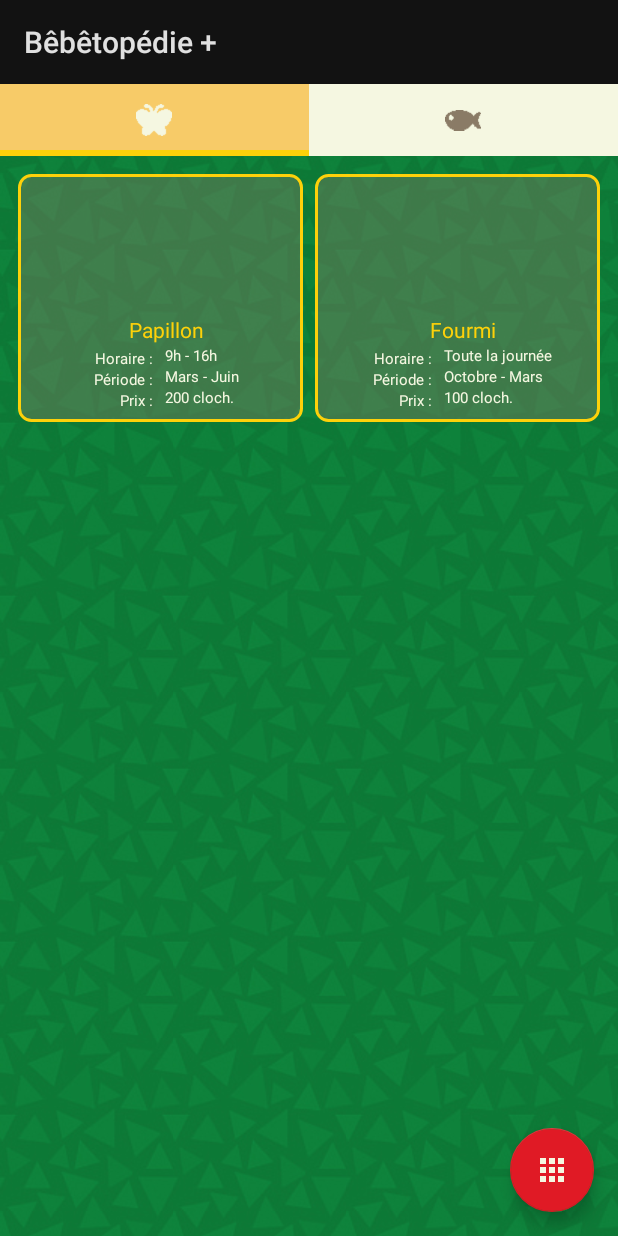
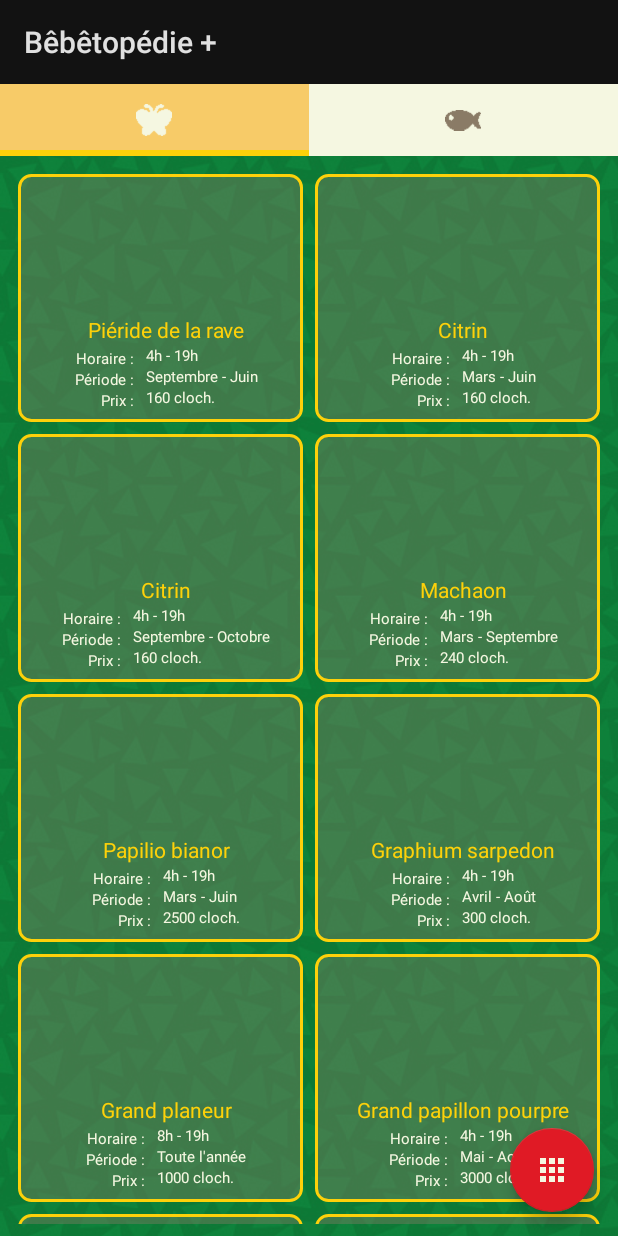
Before and after one commit to unegregre/bebetopedie, an Android app: the screen it shows after launch (MainActivity), on a phone screen of 412 x 824 dp. Run offline under Robolectric (Android 15) with nearby library versions, the phone set to English and light mode, and no system bars; our stand-ins replace Room's generated code; 1 statement that could not run was skipped.

Commit message:
populate the db

```diff
--- a/app/src/main/java/com/gregre/bbtopdie/bug/BugListAdapter.java
+++ b/app/src/main/java/com/gregre/bbtopdie/bug/BugListAdapter.java
@@ -77,7 +77,6 @@ public class BugListAdapter extends RecyclerView.Adapter<BugListAdapter.BugViewH
     }
 
     public static int getResId(String resName, Class<?> c) {
-
         try {
             Field idField = c.getDeclaredField(resName);
             return idField.getInt(idField);
--- a/app/src/main/java/com/gregre/bbtopdie/db/BebeteDatabase.java
+++ b/app/src/main/java/com/gregre/bbtopdie/db/BebeteDatabase.java
@@ -16,7 +16,7 @@ import java.util.concurrent.Executors;
  * app, consider exporting the schema to help you with migrations.
  */
 
-@Database(entities = {Bug.class, Fish.class}, version = 7, exportSchema = false)
+@Database(entities = {Bug.class, Fish.class}, version = 9, exportSchema = false)
 public abstract class BebeteDatabase extends RoomDatabase {
 
     public abstract BugDao bugDao();
@@ -50,6 +50,8 @@ public abstract class BebeteDatabase extends RoomDatabase {
      * If you want to populate the database only when the database is created for the 1st time,
      * override RoomDatabase.Callback()#onCreate
      */
+
+
     private static RoomDatabase.Callback sRoomDatabaseCallback = new RoomDatabase.Callback() {
         @Override
         public void onOpen(@NonNull SupportSQLiteDatabase db) {
@@ -60,28 +62,365 @@ public abstract class BebeteDatabase extends RoomDatabase {
             databaseWriteExecutor.execute(() -> {
                 // Populate the database in the background.
                 // If you want to start with more bugs, just add them.
+
                 BugDao bug_dao = INSTANCE.bugDao();
                 bug_dao.deleteAll();
 
-                Bug bug = new Bug(1, "Papillon",200, 9, 16, 3, 6);
+                Bug bug = new Bug(1,"Piéride de la rave",160,"Dans l'air",4,19,9,6);
                 bug_dao.insert(bug);
-                bug = new Bug(2, "Fourmi",100, 0,0, 10, 3);
+                bug = new Bug(2,"Citrin",160,"Dans l'air",4,19,3,6);
                 bug_dao.insert(bug);
+                bug = new Bug(3,"Citrin",160,"Dans l'air",4,19,9,10);
+                bug_dao.insert(bug);
+                bug = new Bug(4,"Machaon",240,"Dans l'air",4,19,3,9);
+                bug_dao.insert(bug);
+                bug = new Bug(5,"Papilio bianor",2500,"Dans l'air by Hybrid Flowers",4,19,3,6);
+                bug_dao.insert(bug);
+                bug = new Bug(6,"Graphium sarpedon",300,"Dans l'air",4,19,4,8);
+                bug_dao.insert(bug);
+                bug = new Bug(7,"Grand planeur",1000,"Dans l'air",8,19,0,0);
+                bug_dao.insert(bug);
+                bug = new Bug(8,"Grand papillon pourpre",3000,"Dans l'air",4,19,5,8);
+                bug_dao.insert(bug);
+                bug = new Bug(9,"Monarque",140,"Dans l'air",4,17,9,11);
+                bug_dao.insert(bug);
+                bug = new Bug(10,"Morpho bleu",4000,"Dans l'air",17,8,12,3);
+                bug_dao.insert(bug);
+                bug = new Bug(11,"Morpho bleu",4000,"Dans l'air",17,8,6,9);
+                bug_dao.insert(bug);
+                bug = new Bug(12,"Agrias",3000,"Dans l'air",8,17,4,9);
+                bug_dao.insert(bug);
+                bug = new Bug(13,"Troides brookiana",2500,"Dans l'air",8,17,12,2);
+                bug_dao.insert(bug);
+                bug = new Bug(14,"Troides brookiana",2500,"Dans l'air",8,17,4,9);
+                bug_dao.insert(bug);
+                bug = new Bug(15,"Troides alexandrae",4000,"Dans l'air",8,16,5,9);
+                bug_dao.insert(bug);
+                bug = new Bug(16,"Papillon de nuit",130,"Dans l'air by Light",19,4,0,0);
+                bug_dao.insert(bug);
+                bug = new Bug(17,"Attacus Atlas",3000,"Sur les arbres",19,4,4,9);
+                bug_dao.insert(bug);
+                bug = new Bug(18,"Chrysiridia rhipheus",2500,"Dans l'air",8,16,4,9);
+                bug_dao.insert(bug);
+                bug = new Bug(19,"Acrida cinerea",200,"Sur le sol",8,19,4,11);
+                bug_dao.insert(bug);
+                bug = new Bug(20,"Criquet pélerin",600,"Sur le sol",8,19,8,11);
+                bug_dao.insert(bug);
+                bug = new Bug(21,"Rice grasshopper",160,"Sur le sol",8,19,8,11);
+                bug_dao.insert(bug);
+                bug = new Bug(22,"Sauterelle",160,"Sur le sol",8,17,7,9);
+                bug_dao.insert(bug);
+                bug = new Bug(23,"Criquet",130,"Sur le sol",17,8,9,11);
+                bug_dao.insert(bug);
+                bug = new Bug(24,"Grillon du midi",430,"Sur le sol",17,8,9,10);
+                bug_dao.insert(bug);
+                bug = new Bug(25,"Mante religieuse",430,"Sur les fleurs",8,17,3,11);
+                bug_dao.insert(bug);
+                bug = new Bug(26,"Mante orchidée",2400,"Sur les fleurs (White)",8,17,3,11);
+                bug_dao.insert(bug);
+                bug = new Bug(27,"Abeille naine",200,"Dans l'air",8,17,3,7);
+                bug_dao.insert(bug);
+                bug = new Bug(28,"Guêpe",2500,"Dans les arbres",0,0,0,0);
+                bug_dao.insert(bug);
+                bug = new Bug(29,"Cigale cercope",250,"Sur les arbres",8,17,7,8);
+                bug_dao.insert(bug);
+                bug = new Bug(30,"Cigale hyalessa",300,"Sur les arbres",8,17,7,8);
+                bug_dao.insert(bug);
+                bug = new Bug(31,"Cigale géante",500,"Sur les arbres",8,17,7,8);
+                bug_dao.insert(bug);
+                bug = new Bug(32,"Cigale cicadelle",400,"Sur les arbres",8,17,8,9);
+                bug_dao.insert(bug);
+                bug = new Bug(33,"Cigale higurashi",550,"Sur les arbres",4,8,7,8);
+                bug_dao.insert(bug);
+                bug = new Bug(34,"Cigale higurashi",550,"Sur les arbres",16,19,7,8);
+                bug_dao.insert(bug);
+                bug = new Bug(35,"Mue de cigale",10,"Sur les arbres",0,0,7,8);
+                bug_dao.insert(bug);
+                bug = new Bug(36,"Demoiselle",180,"Dans l'air",8,19,9,10);
+                bug_dao.insert(bug);
+                bug = new Bug(37,"Anax napolitain",230,"Dans l'air",8,17,4,10);
+                bug_dao.insert(bug);
+                bug = new Bug(38,"Cordulégastre",4500,"Dans l'air",8,17,5,10);
+                bug_dao.insert(bug);
+                bug = new Bug(39,"Sympetrum",500,"Dans l'air",0,0,11,2);
+                bug_dao.insert(bug);
+                bug = new Bug(40,"Luciole",300,"Dans l'air",19,4,6,6);
+                bug_dao.insert(bug);
+                bug = new Bug(41,"Taupe-grillon",500,"Sous terre",0,0,11,5);
+                bug_dao.insert(bug);
+                bug = new Bug(42,"Patineur",130,"Dans l'eau",8,19,5,9);
+                bug_dao.insert(bug);
+                bug = new Bug(43,"Dytique",800,"Dans l'eau",8,19,5,9);
+                bug_dao.insert(bug);
+                bug = new Bug(44,"Punaise d'eau géante",2000,"Dans l'eau",19,8,4,9);
+                bug_dao.insert(bug);
+                bug = new Bug(45,"Punaise",120,"Sur les fleurs",0,0,3,10);
+                bug_dao.insert(bug);
+                bug = new Bug(46,"Catacanthus",1000,"Sur les fleurs",19,8,3,10);
+                bug_dao.insert(bug);
+                bug = new Bug(47,"Coccinelle",200,"Sur les fleurs",8,17,3,6);
+                bug_dao.insert(bug);
+                bug = new Bug(48,"Coccinelle",200,"Sur les fleurs",8,17,10,10);
+                bug_dao.insert(bug);
+                bug = new Bug(49,"Cicindèle",1500,"Sur le sol",0,0,2,10);
+                bug_dao.insert(bug);
+                bug = new Bug(50,"Bupreste",2400,"Sur les souches",0,0,4,8);
+                bug_dao.insert(bug);
+                bug = new Bug(51,"Mormolyce",450,"Sur les souches",0,0,5,6);
+                bug_dao.insert(bug);
+                bug = new Bug(52,"Mormolyce",450,"Sur les souches",0,0,9,11);
+                bug_dao.insert(bug);
+                bug = new Bug(53,"Capricorne des agrumes",350,"Sur les souches",0,0,0,0);
+                bug_dao.insert(bug);
+                bug = new Bug(54,"Rosalia batesi",3000,"Sur les souches",0,0,5,9);
+                bug_dao.insert(bug);
+                bug = new Bug(55,"Scarabée bleu",800,"Sur les arbres (cocotier?)",0,0,7,8);
+                bug_dao.insert(bug);
+                bug = new Bug(56,"Bousier",3000,"Sur le sol (rolling snowballs)",0,0,12,2);
+                bug_dao.insert(bug);
+                bug = new Bug(57,"Geotrupidae",300,"Sur le sol",0,0,7,9);
+                bug_dao.insert(bug);
+                bug = new Bug(58,"Scarabée",10000,"Sur les arbres",23,8,7,8);
+                bug_dao.insert(bug);
+                bug = new Bug(59,"Cétoine dorée",200,"Sur les arbres",0,0,6,8);
+                bug_dao.insert(bug);
+                bug = new Bug(60,"Scarabée Goliath",8000,"Sur les arbres (cocotier)",17,8,6,9);
+                bug_dao.insert(bug);
+                bug = new Bug(61,"Lucane inclinatus",2000,"Sur les arbres",0,0,7,8);
+                bug_dao.insert(bug);
+                bug = new Bug(62,"Lucane miyama",1000,"Sur les arbres",0,0,7,8);
+                bug_dao.insert(bug);
+                bug = new Bug(63,"Lucane cerf-volant",10000,"Sur les arbres",23,8,7,8);
+                bug_dao.insert(bug);
+                bug = new Bug(64,"Lucane copris irisé",6000,"Sur les arbres",19,8,6,9);
+                bug_dao.insert(bug);
+                bug = new Bug(65,"Lucane cyclommatus",8000,"Sur les arbres (cocotier)",17,8,7,8);
+                bug_dao.insert(bug);
+                bug = new Bug(66,"Lucane lamprima",12000,"Sur les arbres (cocotier)",17,8,7,8);
+                bug_dao.insert(bug);
+                bug = new Bug(67,"Lucane girafe",12000,"Sur les arbres (cocotier?)",17,8,7,8);
+                bug_dao.insert(bug);
+                bug = new Bug(68,"Scarabée kabuto",1350,"Sur les arbres",17,8,7,8);
+                bug_dao.insert(bug);
+                bug = new Bug(69,"Scarabée Atlas",8000,"Sur les arbres (cocotier)",17,8,7,8);
+                bug_dao.insert(bug);
+                bug = new Bug(70,"Scarabée éléphant",8000,"Sur les arbres (cocotier)",17,8,7,8);
+                bug_dao.insert(bug);
+                bug = new Bug(71,"Scarabée Hercule",12000,"Sur les arbres (cocotier)",17,8,7,8);
+                bug_dao.insert(bug);
+                bug = new Bug(72,"Phasme",600,"Sur les arbres",4,8,7,11);
+                bug_dao.insert(bug);
+                bug = new Bug(73,"Phasme",600,"Sur les arbres",17,19,7,11);
+                bug_dao.insert(bug);
+                bug = new Bug(74,"Phyllie",600,"Sur le sol",0,0,7,9);
+                bug_dao.insert(bug);
+                bug = new Bug(75,"Psyché",600,"Dans les arbres",0,0,0,0);
+                bug_dao.insert(bug);
+                bug = new Bug(76,"Fourmi",80,"Navets pourris",0,0,0,0);
+                bug_dao.insert(bug);
+                bug = new Bug(77,"Bernard-l'ermite",1000,"Sur la plage",19,8,0,0);
+                bug_dao.insert(bug);
+                bug = new Bug(78,"Ligie",200,"Sur la plage",0,0,0,0);
+                bug_dao.insert(bug);
+                bug = new Bug(79,"Mouche",60,"Sur les déchets",0,0,0,0);
+                bug_dao.insert(bug);
+                bug = new Bug(80,"Moustique",130,"Dans l'air",17,4,6,9);
+                bug_dao.insert(bug);
+                bug = new Bug(81,"Puce",70,"Sur les animaux",0,0,4,11);
+                bug_dao.insert(bug);
+                bug = new Bug(82,"Escargot",250,"Sur les rochers (Pluie)",0,0,0,0);
+                bug_dao.insert(bug);
+                bug = new Bug(83,"Cloporte",250,"Sous les rochers",23,16,9,6);
+                bug_dao.insert(bug);
+                bug = new Bug(84,"Mille-pattes",300,"Sous les rochers",16,23,9,6);
+                bug_dao.insert(bug);
+                bug = new Bug(85,"Araignée",480,"Dans les arbres",19,8,0,0);
+                bug_dao.insert(bug);
+                bug = new Bug(86,"Tarentule",8000,"Sur le sol",19,4,11,4);
+                bug_dao.insert(bug);
+                bug = new Bug(87,"Scorpion",8000,"Sur le sol",19,4,5,10);
+                bug_dao.insert(bug);
+
 
                 FishDao fish_dao = INSTANCE.fishDao();
                 fish_dao.deleteAll();
 
-                Fish fish = new Fish(1, "Bouvière", 900,0,0,11,3,"Rivière");
+                Fish fish = new Fish(1,"Bouvière",900,"Rivière",1,0,0,11,3);
                 fish_dao.insert(fish);
-                fish = new Fish(2, "Chevaine", 200, 9,16,0,0,"Rivière");
+                fish = new Fish(2,"Chevaine",200,"Rivière",1,9,16,0,0);
                 fish_dao.insert(fish);
-                fish = new Fish(3, "Carassin",160,0,0,0,0,"Rivière");
+                fish = new Fish(3,"Carassin",160,"Rivière",2,0,0,0,0);
                 fish_dao.insert(fish);
-                fish = new Fish(4, "Vandoise", 240, 16,9,0,0,"Rivière");
+                fish = new Fish(4,"Vandoise",192,"Rivière",3,16,9,0,0);
+                fish_dao.insert(fish);
+                fish = new Fish(5,"Carpe",300,"Étang",4,0,0,0,0);
+                fish_dao.insert(fish);
+                fish = new Fish(6,"Carpe koï",4000,"Étang",4,16,9,0,0);
+                fish_dao.insert(fish);
+                fish = new Fish(7,"Poisson rouge",1300,"Étang",1,0,0,0,0);
+                fish_dao.insert(fish);
+                fish = new Fish(8,"Cyprin doré",1300,"Étang",1,9,16,0,0);
+                fish_dao.insert(fish);
+                fish = new Fish(9,"Ranchu",4500,"Étang",2,9,16,0,0);
+                fish_dao.insert(fish);
+                fish = new Fish(10,"Fondule barré",300,"Étang",1,0,0,4,8);
+                fish_dao.insert(fish);
+                fish = new Fish(11,"Écrevisse",200,"Étang",2,0,0,4,9);
+                fish_dao.insert(fish);
+                fish = new Fish(12,"Tortue trionyx",3750,"Rivière",4,16,9,8,9);
+                fish_dao.insert(fish);
+                fish = new Fish(13,"Tortue serpentine",5000,"Rivière",5,21,4,4,10);
+                fish_dao.insert(fish);
+                fish = new Fish(14,"Têtard",100,"Étang",1,0,0,3,7);
+                fish_dao.insert(fish);
+                fish = new Fish(15,"Grenouille",120,"Étang",2,0,0,5,8);
+                fish_dao.insert(fish);
+                fish = new Fish(16,"Gobie d'eau douce",400,"Rivière",2,16,9,0,0);
+                fish_dao.insert(fish);
+                fish = new Fish(17,"Loche d'étang",400,"Rivière",2,0,0,3,5);
+                fish_dao.insert(fish);
+                fish = new Fish(18,"Silure",800,"Étang",4,16,9,5,10);
+                fish_dao.insert(fish);
+                fish = new Fish(19,"Tête de serpent",5500,"Étang",5,9,16,6,8);
+                fish_dao.insert(fish);
+                fish = new Fish(20,"Crapet",180,"Rivière",2,9,16,0,0);
+                fish_dao.insert(fish);
+                fish = new Fish(21,"Perche jaune",300,"Rivière",3,0,0,10,3);
+                fish_dao.insert(fish);
+                fish = new Fish(22,"Bar",320,"Rivière",4,0,0,0,0);
+                fish_dao.insert(fish);
+                fish = new Fish(23,"Tilapia",800,"Rivière",3,0,0,6,10);
+                fish_dao.insert(fish);
+                fish = new Fish(24,"Brochet",1800,"Rivière",5,0,0,9,12);
+                fish_dao.insert(fish);
+                fish = new Fish(25,"Éperlan",500,"Rivière",2,0,0,12,2);
+                fish_dao.insert(fish);
+                fish = new Fish(26,"Ayu",900,"Rivière",3,0,0,7,9);
+                fish_dao.insert(fish);
+                fish = new Fish(27,"Saumon masou",800,"Rivière (falaise)",3,16,9,3,6);
+                fish_dao.insert(fish);
+                fish = new Fish(28,"Saumon masou",800,"Rivière (falaise)",3,16,9,9,11);
+                fish_dao.insert(fish);
+                fish = new Fish(29,"Omble",3800,"Rivière (falaise)  Étang",3,16,9,3,6);
+                fish_dao.insert(fish);
+                fish = new Fish(30,"Omble",3800,"Rivière (falaise)  Étang",3,16,9,9,11);
+                fish_dao.insert(fish);
+                fish = new Fish(31,"Truite dorée",15000,"Rivière (falaise)",3,16,9,3,5);
+                fish_dao.insert(fish);
+                fish = new Fish(32,"Truite dorée",15000,"Rivière (falaise)",3,16,9,9,11);
+                fish_dao.insert(fish);
+                fish = new Fish(33,"Dai yu",15000,"Rivière (falaise)",5,16,9,12,3);
+                fish_dao.insert(fish);
+                fish = new Fish(34,"Saumon",700,"Rivière (embouchure)",4,0,0,9,9);
+                fish_dao.insert(fish);
+                fish = new Fish(35,"Saumon roi",1800,"Rivière (embouchure)",6,0,0,9,9);
+                fish_dao.insert(fish);
+                fish = new Fish(36,"Crabe chinois",2000,"Rivière",2,16,9,9,11);
+                fish_dao.insert(fish);
+                fish = new Fish(37,"Guppy",1300,"Rivière",1,9,16,4,11);
+                fish_dao.insert(fish);
+                fish = new Fish(38,"Poisson-docteur",1500,"Rivière",1,9,16,5,9);
+                fish_dao.insert(fish);
+                fish = new Fish(39,"Poisson-ange",3000,"Rivière",2,16,9,5,10);
+                fish_dao.insert(fish);
+                fish = new Fish(40,"Combattant",2500,"Rivière",2,9,16,5,10);
+                fish_dao.insert(fish);
+                fish = new Fish(41,"Néon bleu",500,"Rivière",1,9,16,4,11);
+                fish_dao.insert(fish);
+                fish = new Fish(42,"Poisson arc-en-ciel",800,"Rivière",1,9,16,5,10);
+                fish_dao.insert(fish);
+                fish = new Fish(43,"Piranha",2500,"Rivière",2,9,16,6,9);
+                fish_dao.insert(fish);
+                fish = new Fish(44,"Piranha",2500,"Rivière",2,21,4,6,9);
+                fish_dao.insert(fish);
+                fish = new Fish(45,"Arowana",10000,"Rivière",4,16,9,6,9);
+                fish_dao.insert(fish);
+                fish = new Fish(46,"Dorade",15000,"Rivière",5,4,21,6,9);
+                fish_dao.insert(fish);
+                fish = new Fish(47,"Gar",6000,"Étang",6,16,9,6,9);
+                fish_dao.insert(fish);
+                fish = new Fish(48,"Arapaïma",10000,"Rivière",6,16,9,6,9);
+                fish_dao.insert(fish);
+                fish = new Fish(49,"Bichir",4000,"Rivière",4,21,4,6,9);
+                fish_dao.insert(fish);
+                fish = new Fish(50,"Esturgeon",10000,"Rivière (embouchure)",6,0,0,9,3);
+                fish_dao.insert(fish);
+                fish = new Fish(51,"Clione",1000,"Océan",1,0,0,12,3);
+                fish_dao.insert(fish);
+                fish = new Fish(52,"Hippocampe",1100,"Océan",1,0,0,4,11);
+                fish_dao.insert(fish);
+                fish = new Fish(53,"Poisson-clown",650,"Océan",1,0,0,4,9);
+                fish_dao.insert(fish);
+                fish = new Fish(54,"Poisson chirurgien",1000,"Océan",2,0,0,4,9);
+                fish_dao.insert(fish);
+                fish = new Fish(55,"Poisson-papillon",1000,"Océan",2,0,0,4,9);
+                fish_dao.insert(fish);
+                fish = new Fish(56,"Napoléon",10000,"Océan",6,4,21,7,8);
+                fish_dao.insert(fish);
+                fish = new Fish(57,"Poisson-scorpion",500,"Océan",3,0,0,4,11);
+                fish_dao.insert(fish);
+                fish = new Fish(58,"Poisson ballon",5000,"Océan",3,21,4,11,2);
+                fish_dao.insert(fish);
+                fish = new Fish(59,"Poisson porc-épic",250,"Océan",3,0,0,7,9);
+                fish_dao.insert(fish);
+                fish = new Fish(60,"Anchois",200,"Océan",2,4,21,0,0);
+                fish_dao.insert(fish);
+                fish = new Fish(61,"Chinchard",150,"Océan",2,0,0,0,0);
+                fish_dao.insert(fish);
+                fish = new Fish(62,"Scarus",5000,"Océan",3,0,0,3,11);
+                fish_dao.insert(fish);
+                fish = new Fish(63,"Bar commun",400,"Océan",5,0,0,0,0);
+                fish_dao.insert(fish);
+                fish = new Fish(64,"Vivaneau",3000,"Océan",4,0,0,0,0);
+                fish_dao.insert(fish);
+                fish = new Fish(65,"Limande",300,"Océan",3,0,0,10,4);
+                fish_dao.insert(fish);
+                fish = new Fish(66,"Cardeau",800,"Océan",5,0,0,0,0);
+                fish_dao.insert(fish);
+                fish = new Fish(67,"Calmar",500,"Océan",3,0,0,12,8);
+                fish_dao.insert(fish);
+                fish = new Fish(68,"Murène",2000,"Océan",7,0,0,8,10);
+                fish_dao.insert(fish);
+                fish = new Fish(69,"Murène ruban bleue",600,"Océan",7,0,0,6,10);
+                fish_dao.insert(fish);
+                fish = new Fish(70,"Thon",7000,"Ponton",6,0,0,11,4);
+                fish_dao.insert(fish);
+                fish = new Fish(71,"Marlin bleu",10000,"Ponton",6,0,0,11,4);
+                fish_dao.insert(fish);
+                fish = new Fish(72,"Marlin bleu",10000,"Ponton",6,0,0,7,9);
+                fish_dao.insert(fish);
+                fish = new Fish(73,"Carangue grosse tête",4500,"Ponton",5,0,0,5,10);
+                fish_dao.insert(fish);
+                fish = new Fish(74,"Coryphène",6000,"Ponton",5,0,0,5,10);
+                fish_dao.insert(fish);
+                fish = new Fish(75,"Lune de mer",4000,"Océan",6,4,21,7,9);
+                fish_dao.insert(fish);
+                fish = new Fish(76,"Raie",3000,"Océan",5,4,21,8,11);
+                fish_dao.insert(fish);
+                fish = new Fish(77,"Requin scie",12000,"Océan",6,16,9,6,9);
+                fish_dao.insert(fish);
+                fish = new Fish(78,"Requin marteau",8000,"Océan",6,16,9,6,9);
+                fish_dao.insert(fish);
+                fish = new Fish(79,"Grand requin blanc",15000,"Océan",6,16,9,6,9);
+                fish_dao.insert(fish);
+                fish = new Fish(80,"Requin baleine",13000,"Océan",6,0,0,6,9);
+                fish_dao.insert(fish);
+                fish = new Fish(81,"Rémora Rayé",1500,"Océan",4,0,0,6,9);
+                fish_dao.insert(fish);
+                fish = new Fish(82,"Poisson lanterne",2500,"Océan",4,16,9,11,3);
+                fish_dao.insert(fish);
+                fish = new Fish(83,"Poisson-ruban",9000,"Océan",6,0,0,12,5);
+                fish_dao.insert(fish);
+                fish = new Fish(84,"Macropinna",15000,"Océan",2,21,4,0,0);
+                fish_dao.insert(fish);
+                fish = new Fish(85,"Coelacanthe",15000,"Océan (pluie)",6,0,0,0,0);
                 fish_dao.insert(fish);
 
 
             });
         }
     };
+
+
+
 }
--- a/app/src/main/java/com/gregre/bbtopdie/db/Bug.java
+++ b/app/src/main/java/com/gregre/bbtopdie/db/Bug.java
@@ -22,6 +22,10 @@ public class Bug {
     private int price;
 
     @NonNull
+    @ColumnInfo(name = "bug_place")
+    private String place;
+
+    @NonNull
     @ColumnInfo(name = "bug_time_1")
     private int time_1;
 
@@ -37,10 +41,13 @@ public class Bug {
     @ColumnInfo(name = "bug_period_2")
     private int period_2;
 
-    public Bug(@NonNull int id, @NonNull String name, @NonNull int price, @NonNull int time_1, @NonNull int time_2, @NonNull int period_1, @NonNull int period_2) {
+    //Bug bug = new Bug(1,"Piéride de la rave",160,"Dans l'air",4,19,9,6);
+
+    public Bug(@NonNull int id, @NonNull String name, @NonNull int price, @NonNull String place, @NonNull int time_1, @NonNull int time_2, @NonNull int period_1, @NonNull int period_2) {
         this.id = id;
         this.name = name;
         this.price = price;
+        this.place = place;
         this.time_1 = time_1;
         this.time_2 = time_2;
         this.period_1 = period_1;
@@ -53,6 +60,8 @@ public class Bug {
 
     public int getPrice(){return this.price;}
 
+    public String getPlace(){return this.place;}
+
     public int getTime_1(){return this.time_1;}
 
     public int getTime_2(){return this.time_2;}
--- a/app/src/main/java/com/gregre/bbtopdie/db/Fish.java
+++ b/app/src/main/java/com/gregre/bbtopdie/db/Fish.java
@@ -22,6 +22,15 @@ public class Fish {
     private int price;
 
     @NonNull
+    @ColumnInfo(name = "fish_place")
+    private String place;
+
+
+    @NonNull
+    @ColumnInfo(name = "fish_size")
+    private int size;
+
+    @NonNull
     @ColumnInfo(name = "fish_time_1")
     private int time_1;
 
@@ -37,11 +46,20 @@ public class Fish {
     @ColumnInfo(name = "fish_period_2")
     private int period_2;
 
-    @NonNull
-    @ColumnInfo(name = "fish_place")
-    private String place;
 
-    public Fish(@NonNull int id, @NonNull String name, @NonNull int price, @NonNull int time_1, @NonNull int time_2, @NonNull int period_1, @NonNull int period_2, @NonNull String place) {
+    /*
+      fish_id       INTEGER  NOT NULL PRIMARY KEY
+  ,fish_name     VARCHAR(20) NOT NULL
+  ,fish_price    INTEGER  NOT NULL
+  ,fish_place    VARCHAR(25) NOT NULL
+  ,fish_size     VARCHAR(7) NOT NULL
+  ,fish_time_1   INTEGER  NOT NULL
+  ,fish_time_2   INTEGER  NOT NULL
+  ,fish_period_1 INTEGER  NOT NULL
+  ,fish_period_2 INTEGER  NOT NULL
+     */
+
+    public Fish(@NonNull int id, @NonNull String name, @NonNull int price,  @NonNull String place, @NonNull int size, @NonNull int time_1, @NonNull int time_2, @NonNull int period_1, @NonNull int period_2) {
         this.id = id;
         this.name = name;
         this.price = price;
@@ -50,6 +68,7 @@ public class Fish {
         this.period_1 = period_1;
         this.period_2 = period_2;
         this.place = place;
+        this.size = size;
     }
 
     public int getId(){return this.id;}
@@ -68,4 +87,6 @@ public class Fish {
 
     public String getPlace(){return this.place;}
 
+    public int getSize(){return this.size;}
+
 }
```
Also changed, not shown: app/build.gradle (+8 -0 lines), 6 other files.
